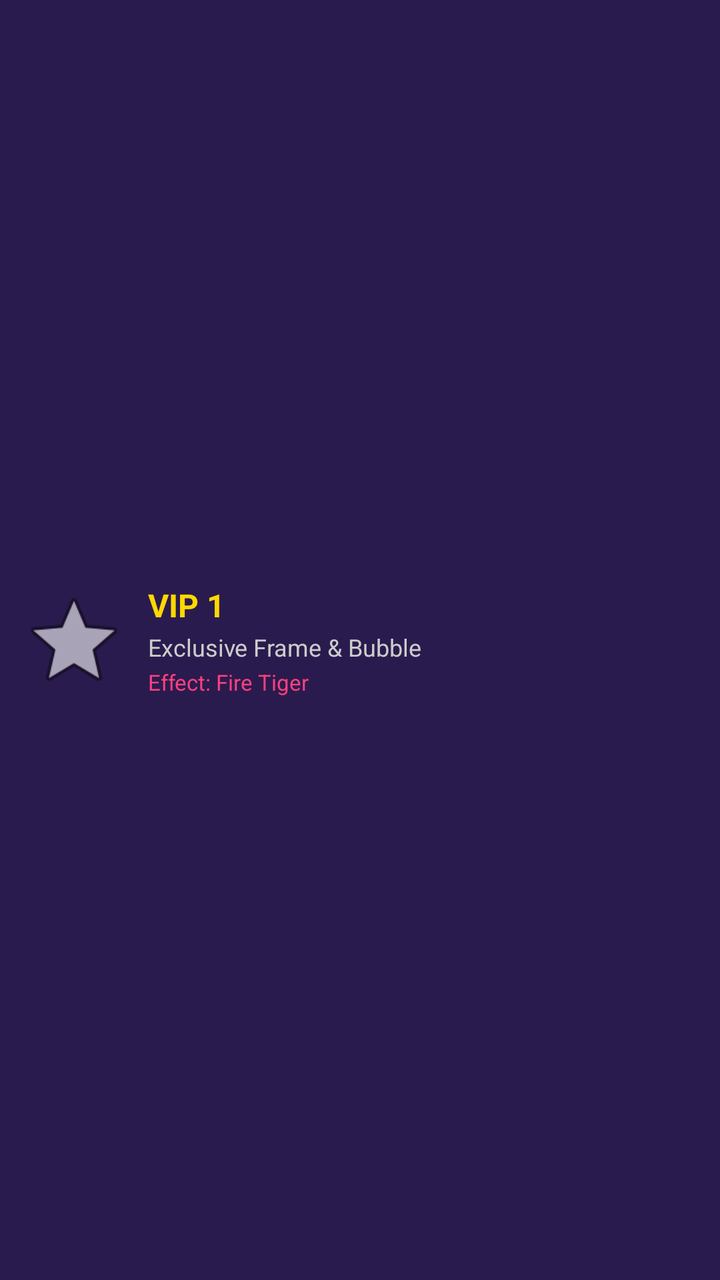
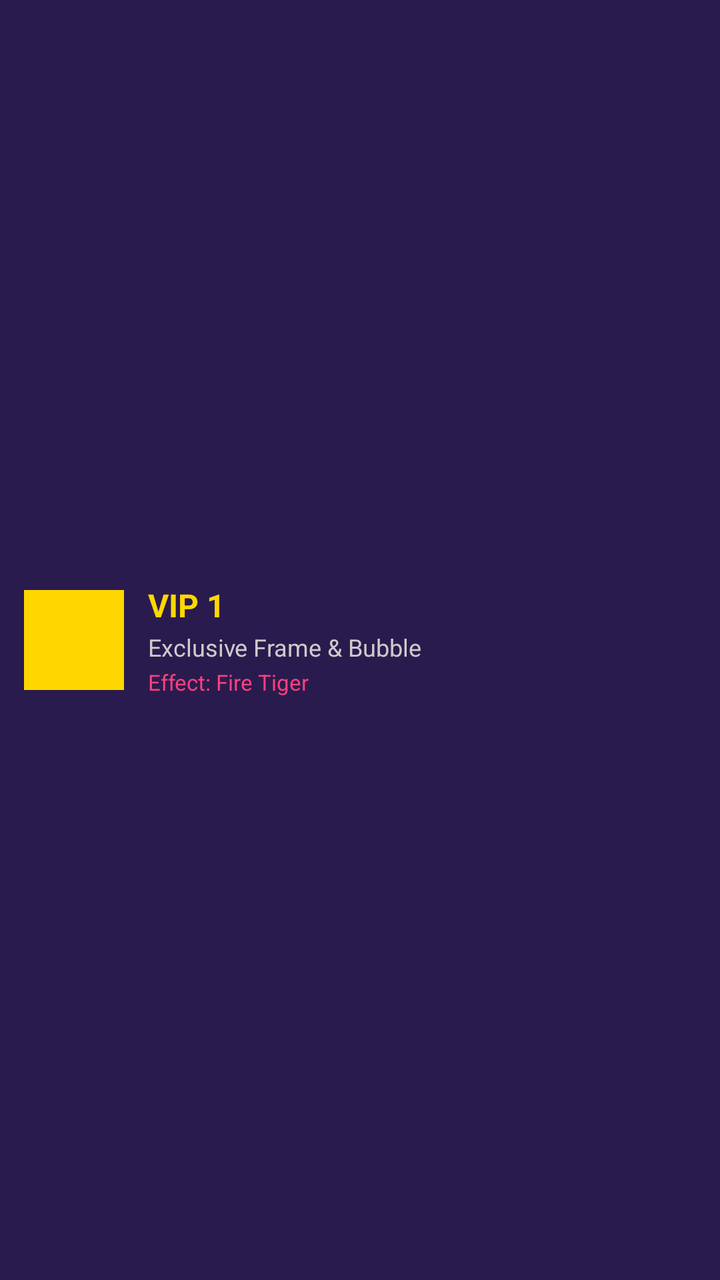

Screens rendered from an Android XML layout before and after an edit, with the pre-edit source and the edit as a unified diff.
<!-- AndroidManifest.xml: application theme Theme.SRVoiceChat -->
<!-- res/layout/item_vip_row.xml -->
<?xml version="1.0" encoding="utf-8"?>
<LinearLayout xmlns:android="http://schemas.android.com/apk/res/android"
    android:layout_width="match_parent"
    android:layout_height="wrap_content"
    android:orientation="horizontal"
    android:background="#2A1B4E"
    android:padding="12dp"
    android:layout_marginBottom="8dp">

    
    <ImageView
        android:id="@+id/imgVipBadge"
        android:layout_width="50dp"
        android:layout_height="50dp"
        android:src="@android:drawable/ic_menu_star"
        android:layout_gravity="center_vertical" />

    
    <LinearLayout
        android:layout_width="0dp"
        android:layout_height="wrap_content"
        android:layout_weight="1"
        android:orientation="vertical"
        android:layout_marginStart="12dp"
        android:layout_gravity="center_vertical">

        <TextView
            android:id="@+id/textVipName"
            android:layout_width="match_parent"
            android:layout_height="wrap_content"
            android:text="VIP 1"
            android:textColor="#FFD700"
            android:textSize="16sp"
            android:textStyle="bold" />

        <TextView
            android:id="@+id/textVipLevel"
            android:layout_width="match_parent"
            android:layout_height="wrap_content"
            android:text="Exclusive Frame &amp; Bubble"
            android:textColor="#CCCCCC"
            android:textSize="12sp"
            android:layout_marginTop="2dp" />

        <TextView
            android:id="@+id/textEffect"
            android:layout_width="match_parent"
            android:layout_height="wrap_content"
            android:text="Effect: Fire Tiger"
            android:textColor="#FF4081"
            android:textSize="11sp"
            android:layout_marginTop="2dp" />

    </LinearLayout>

</LinearLayout>
<!-- resources referenced by this layout -->
<resources>
  <style name="Theme.SRVoiceChat" parent="Theme.Material3.DayNight.NoActionBar">
          <item name="colorPrimary">#FF4081</item>
          <item name="android:statusBarColor">#FF4081</item>
          <item name="android:windowLightStatusBar">true</item>
      </style>
</resources>

<!-- the commit's change to res/layout/item_vip_row.xml (unified diff, before → after) -->
@@ -12,7 +12,7 @@
         android:id="@+id/imgVipBadge"
         android:layout_width="50dp"
         android:layout_height="50dp"
-        android:src="@android:drawable/ic_menu_star"
+        android:background="#FFD700"
         android:layout_gravity="center_vertical" />
 
     
